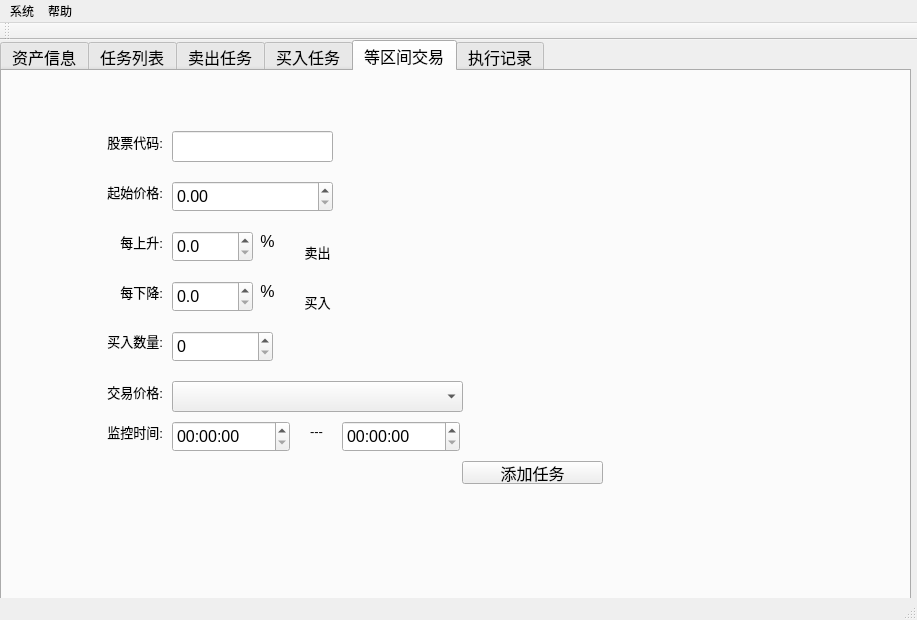
spartawwy/mytrd_proj, file TradeWinner/trade_winner.ui: the form before one commit.
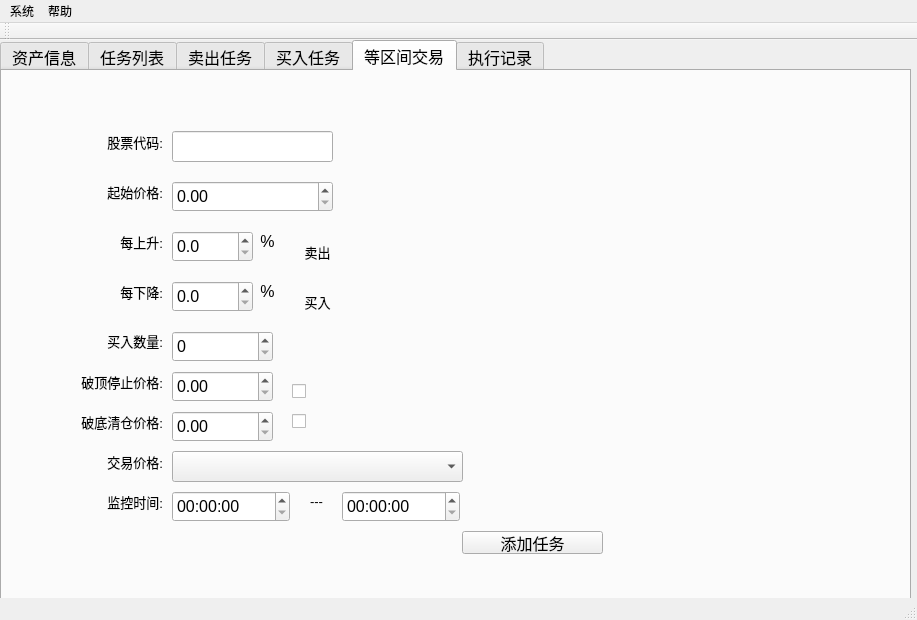
The form after the commit.

Diff of the .ui file:
```diff
--- a/TradeWinner/trade_winner.ui
+++ b/TradeWinner/trade_winner.ui
@@ -1754,7 +1754,7 @@
       <property name="geometry">
        <rect>
         <x>70</x>
-        <y>310</y>
+        <y>380</y>
         <width>91</width>
         <height>21</height>
        </rect>
@@ -1775,7 +1775,7 @@
       <property name="geometry">
        <rect>
         <x>170</x>
-        <y>350</y>
+        <y>420</y>
         <width>118</width>
         <height>31</height>
        </rect>
@@ -1785,7 +1785,7 @@
       <property name="geometry">
        <rect>
         <x>70</x>
-        <y>350</y>
+        <y>420</y>
         <width>91</width>
         <height>21</height>
        </rect>
@@ -1806,7 +1806,7 @@
       <property name="geometry">
        <rect>
         <x>340</x>
-        <y>350</y>
+        <y>420</y>
         <width>118</width>
         <height>31</height>
        </rect>
@@ -1816,7 +1816,7 @@
       <property name="geometry">
        <rect>
         <x>170</x>
-        <y>310</y>
+        <y>380</y>
         <width>291</width>
         <height>31</height>
        </rect>
@@ -1826,7 +1826,7 @@
       <property name="geometry">
        <rect>
         <x>300</x>
-        <y>350</y>
+        <y>420</y>
         <width>21</width>
         <height>21</height>
        </rect>
@@ -1878,7 +1878,7 @@
       <property name="geometry">
        <rect>
         <x>460</x>
-        <y>390</y>
+        <y>460</y>
         <width>141</width>
         <height>23</height>
        </rect>
@@ -1887,6 +1887,106 @@
        <string>添加任务</string>
       </property>
      </widget>
+     <widget class="QDoubleSpinBox" name="dbspbox_eqsec_max_price">
+      <property name="geometry">
+       <rect>
+        <x>170</x>
+        <y>300</y>
+        <width>101</width>
+        <height>31</height>
+       </rect>
+      </property>
+      <property name="decimals">
+       <number>2</number>
+      </property>
+      <property name="maximum">
+       <double>999.990000000000009</double>
+      </property>
+     </widget>
+     <widget class="QLabel" name="label_eqsec_maxprice">
+      <property name="geometry">
+       <rect>
+        <x>70</x>
+        <y>300</y>
+        <width>91</width>
+        <height>21</height>
+       </rect>
+      </property>
+      <property name="font">
+       <font>
+        <pointsize>10</pointsize>
+       </font>
+      </property>
+      <property name="text">
+       <string>破顶停止价格:</string>
+      </property>
+      <property name="alignment">
+       <set>Qt::AlignRight|Qt::AlignTrailing|Qt::AlignVCenter</set>
+      </property>
+     </widget>
+     <widget class="QLabel" name="label_eqsec_maxprice_2">
+      <property name="geometry">
+       <rect>
+        <x>70</x>
+        <y>340</y>
+        <width>91</width>
+        <height>21</height>
+       </rect>
+      </property>
+      <property name="font">
+       <font>
+        <pointsize>10</pointsize>
+       </font>
+      </property>
+      <property name="text">
+       <string>破底清仓价格:</string>
+      </property>
+      <property name="alignment">
+       <set>Qt::AlignRight|Qt::AlignTrailing|Qt::AlignVCenter</set>
+      </property>
+     </widget>
+     <widget class="QDoubleSpinBox" name="dbspbox_eqsec_max_price_2">
+      <property name="geometry">
+       <rect>
+        <x>170</x>
+        <y>340</y>
+        <width>101</width>
+        <height>31</height>
+       </rect>
+      </property>
+      <property name="decimals">
+       <number>2</number>
+      </property>
+      <property name="maximum">
+       <double>999.990000000000009</double>
+      </property>
+     </widget>
+     <widget class="QCheckBox" name="cb_min_clear_trigger">
+      <property name="geometry">
+       <rect>
+        <x>290</x>
+        <y>340</y>
+        <width>61</width>
+        <height>21</height>
+       </rect>
+      </property>
+      <property name="text">
+       <string/>
+      </property>
+     </widget>
+     <widget class="QCheckBox" name="cb_max_stop_trigger">
+      <property name="geometry">
+       <rect>
+        <x>290</x>
+        <y>310</y>
+        <width>61</width>
+        <height>21</height>
+       </rect>
+      </property>
+      <property name="text">
+       <string/>
+      </property>
+     </widget>
     </widget>
     <widget class="QWidget" name="tab_log">
      <attribute name="title">
```
Left out of the diff: 13 changed lines with no effect on the pictures.
